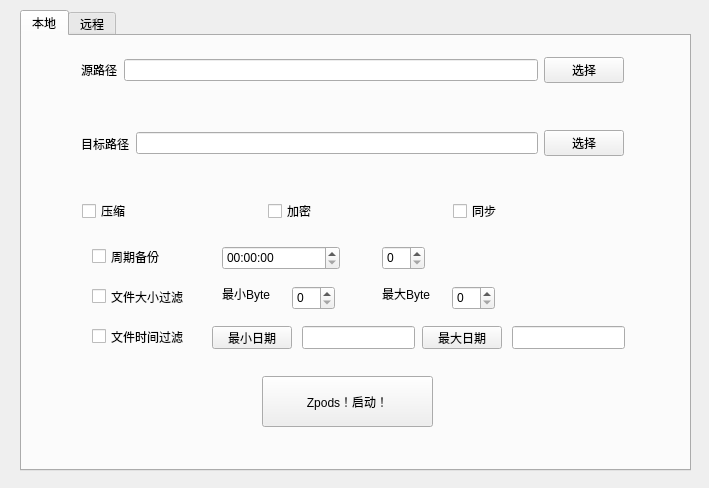
Before: the Qt Designer form client/gui/mainwindow.ui in wenli7363/Zpods, drawn with Qt 5.
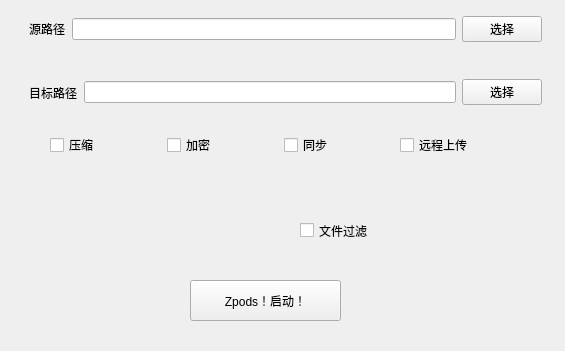
After: the same form once the commit is applied. Custom widgets are drawn as their Qt base class.

Patch:
```diff
--- a/client/gui/mainwindow.ui
+++ b/client/gui/mainwindow.ui
@@ -6,37 +6,21 @@
    <rect>
     <x>0</x>
     <y>0</y>
-    <width>709</width>
-    <height>488</height>
+    <width>565</width>
+    <height>351</height>
    </rect>
   </property>
   <property name="windowTitle">
    <string>MainWindow</string>
   </property>
   <widget class="QWidget" name="centralwidget">
-   <widget class="QTabWidget" name="tabWidget">
-    <property name="geometry">
-     <rect>
-      <x>20</x>
-      <y>10</y>
-      <width>671</width>
-      <height>461</height>
-     </rect>
-    </property>
-    <property name="currentIndex">
-     <number>0</number>
-    </property>
-    <widget class="QWidget" name="tabLocal">
-     <attribute name="title">
-      <string>本地</string>
-     </attribute>
      <widget class="QWidget" name="widget_3" native="true">
       <property name="geometry">
        <rect>
-        <x>50</x>
+      <x>20</x>
         <y>0</y>
-        <width>561</width>
-        <height>141</height>
+      <width>531</width>
+      <height>121</height>
        </rect>
       </property>
       <layout class="QVBoxLayout" name="verticalLayout">
@@ -91,9 +75,9 @@
      <widget class="QWidget" name="widget_4" native="true">
       <property name="geometry">
        <rect>
-        <x>60</x>
-        <y>160</y>
-        <width>551</width>
+      <x>50</x>
+      <y>130</y>
+      <width>461</width>
         <height>31</height>
        </rect>
       </property>
@@ -119,166 +103,46 @@
          </property>
         </widget>
        </item>
-      </layout>
-     </widget>
-     <widget class="QCheckBox" name="checkBox_4">
+     <item>
+      <widget class="QCheckBox" name="remoteChkBox">
+       <property name="text">
+        <string>远程上传</string>
+       </property>
+      </widget>
+     </item>
+    </layout>
+   </widget>
+   <widget class="PeriodicWidget" name="periodicWidget" native="true">
       <property name="geometry">
        <rect>
-        <x>70</x>
+      <x>50</x>
         <y>210</y>
+      <width>211</width>
+      <height>41</height>
+     </rect>
+    </property>
+    <layout class="QHBoxLayout" name="horizontalLayout_4"/>
+   </widget>
+   <widget class="QCheckBox" name="filterChkBox">
+    <property name="geometry">
+     <rect>
+      <x>300</x>
+      <y>220</y>
         <width>85</width>
         <height>21</height>
        </rect>
       </property>
       <property name="text">
-       <string>周期备份</string>
-      </property>
-     </widget>
-     <widget class="QTimeEdit" name="timeEdit">
-      <property name="geometry">
-       <rect>
-        <x>200</x>
-        <y>210</y>
-        <width>118</width>
-        <height>24</height>
-       </rect>
-      </property>
-     </widget>
-     <widget class="QSpinBox" name="spinBox">
-      <property name="geometry">
-       <rect>
-        <x>360</x>
-        <y>210</y>
-        <width>43</width>
-        <height>24</height>
-       </rect>
-      </property>
-     </widget>
-     <widget class="QCheckBox" name="checkBox_5">
-      <property name="geometry">
-       <rect>
-        <x>70</x>
-        <y>250</y>
-        <width>101</width>
-        <height>21</height>
-       </rect>
-      </property>
-      <property name="text">
-       <string>文件大小过滤</string>
-      </property>
-     </widget>
-     <widget class="QCheckBox" name="checkBox_6">
-      <property name="geometry">
-       <rect>
-        <x>70</x>
-        <y>290</y>
-        <width>101</width>
-        <height>21</height>
-       </rect>
-      </property>
-      <property name="text">
-       <string>文件时间过滤</string>
-      </property>
-     </widget>
-     <widget class="QLabel" name="label">
-      <property name="geometry">
-       <rect>
-        <x>200</x>
-        <y>250</y>
-        <width>61</width>
-        <height>16</height>
-       </rect>
-      </property>
-      <property name="text">
-       <string>最小Byte</string>
-      </property>
-     </widget>
-     <widget class="QLabel" name="label_3">
-      <property name="geometry">
-       <rect>
-        <x>360</x>
-        <y>250</y>
-        <width>61</width>
-        <height>16</height>
-       </rect>
-      </property>
-      <property name="text">
-       <string>最大Byte</string>
-      </property>
-     </widget>
-     <widget class="QSpinBox" name="spinBox_2">
-      <property name="geometry">
-       <rect>
-        <x>270</x>
-        <y>250</y>
-        <width>43</width>
-        <height>24</height>
-       </rect>
-      </property>
-     </widget>
-     <widget class="QSpinBox" name="spinBox_3">
-      <property name="geometry">
-       <rect>
-        <x>430</x>
-        <y>250</y>
-        <width>43</width>
-        <height>24</height>
-       </rect>
-      </property>
-     </widget>
-     <widget class="QPushButton" name="pushButton">
+     <string>文件过滤</string>
+    </property>
+   </widget>
+   <widget class="QPushButton" name="startBtn">
       <property name="geometry">
        <rect>
         <x>190</x>
-        <y>290</y>
-        <width>80</width>
-        <height>23</height>
-       </rect>
-      </property>
-      <property name="text">
-       <string>最小日期</string>
-      </property>
-     </widget>
-     <widget class="QPushButton" name="pushButton_2">
-      <property name="geometry">
-       <rect>
-        <x>400</x>
-        <y>290</y>
-        <width>80</width>
-        <height>23</height>
-       </rect>
-      </property>
-      <property name="text">
-       <string>最大日期</string>
-      </property>
-     </widget>
-     <widget class="QLineEdit" name="lineEdit">
-      <property name="geometry">
-       <rect>
-        <x>280</x>
-        <y>290</y>
-        <width>113</width>
-        <height>23</height>
-       </rect>
-      </property>
-     </widget>
-     <widget class="QLineEdit" name="lineEdit_2">
-      <property name="geometry">
-       <rect>
-        <x>490</x>
-        <y>290</y>
-        <width>113</width>
-        <height>23</height>
-       </rect>
-      </property>
-     </widget>
-     <widget class="QPushButton" name="pushButton_3">
-      <property name="geometry">
-       <rect>
-        <x>240</x>
-        <y>340</y>
-        <width>171</width>
-        <height>51</height>
+      <y>280</y>
+      <width>151</width>
+      <height>41</height>
        </rect>
       </property>
       <property name="text">
@@ -286,14 +150,15 @@
       </property>
      </widget>
     </widget>
-    <widget class="QWidget" name="tabRemote">
-     <attribute name="title">
-      <string>远程</string>
-     </attribute>
-    </widget>
-   </widget>
-  </widget>
- </widget>
+ </widget>
+ <customwidgets>
+  <customwidget>
+   <class>PeriodicWidget</class>
+   <extends>QWidget</extends>
+   <header location="global">periodicwidget.h</header>
+   <container>1</container>
+  </customwidget>
+ </customwidgets>
  <resources/>
  <connections/>
 </ui>
```
Left out of the diff: 10 changed lines with no effect on the pictures. Lines whose indentation alone changed are shown as unchanged.
